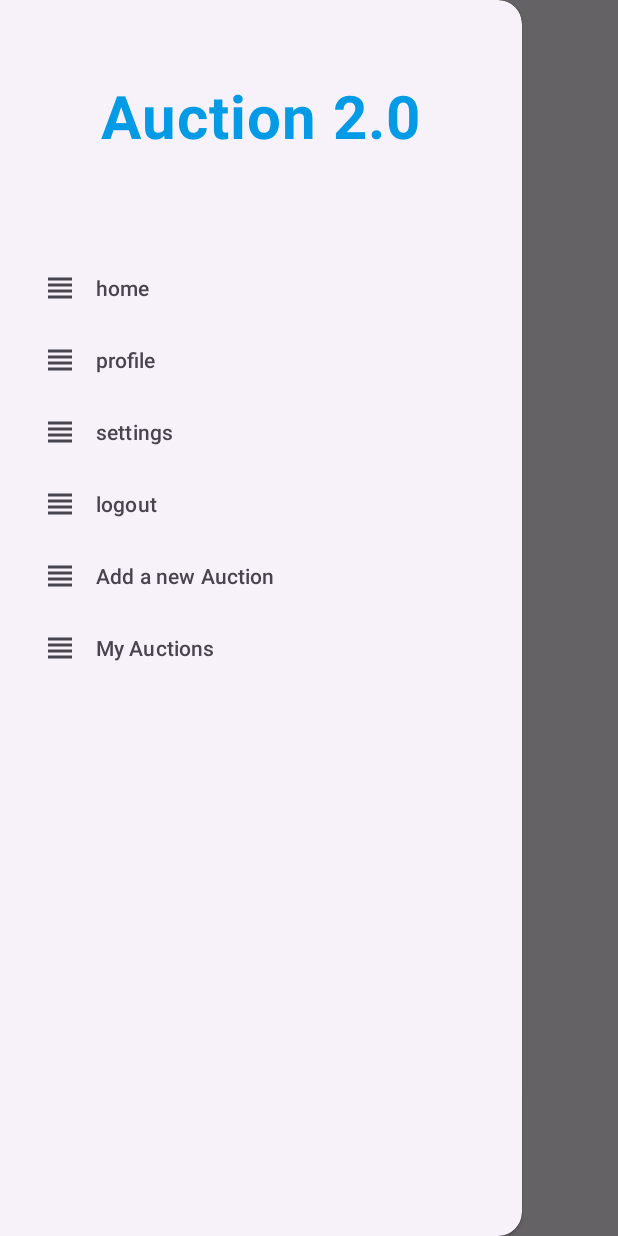
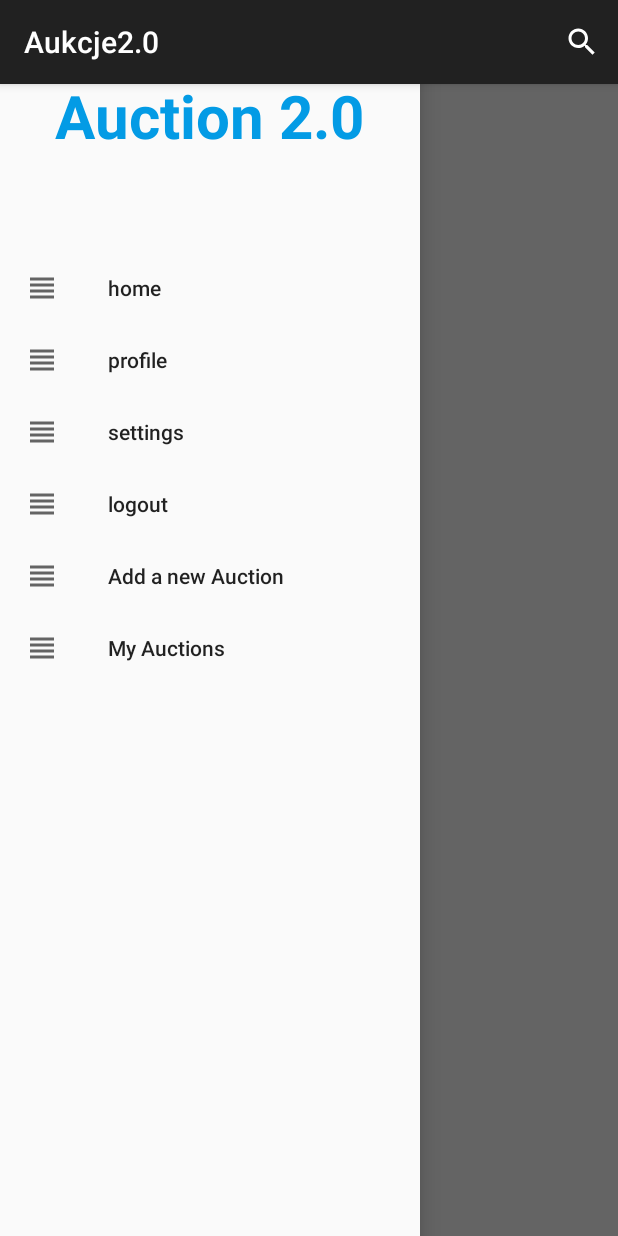
Before and after one commit to mtdph0en1x/Auction2.0, an Android app: the MainActivity screen opened directly, with no data from a screen before it, with the side drawer open, on a phone screen of 412 x 824 dp. Run offline under Robolectric (Android 15) with nearby library versions, the phone set to English and light mode, and no system bars; our stand-ins replace Firebase (no records; nobody signed in at launch, a user with empty details on screens opened directly).

Commit message:
Wyszukiwanie Aukcji

```diff
--- a/app/src/main/AndroidManifest.xml
+++ b/app/src/main/AndroidManifest.xml
@@ -12,7 +12,7 @@
         android:label="@string/app_name"
         android:roundIcon="@mipmap/ic_launcher_round"
         android:supportsRtl="true"
-        android:theme="@style/Theme.Material3.Light.NoActionBar"
+        android:theme="@style/Theme.AppCompat.Light.DarkActionBar"
         tools:targetApi="31">
         <activity
             android:name=".MyAuction"
--- a/app/src/main/java/com/example/aukcje20/MainActivity.kt
+++ b/app/src/main/java/com/example/aukcje20/MainActivity.kt
@@ -3,8 +3,9 @@ package com.example.aukcje20
 import android.annotation.SuppressLint
 import android.content.Intent
 import android.os.Bundle
+import android.view.Menu
 import android.widget.Toast
-
+import androidx.appcompat.widget.SearchView
 import androidx.appcompat.app.ActionBarDrawerToggle
 import androidx.appcompat.app.AppCompatActivity
 import androidx.drawerlayout.widget.DrawerLayout
@@ -14,14 +15,16 @@ import com.google.android.material.navigation.NavigationView
 import com.google.firebase.auth.FirebaseAuth
 import com.google.firebase.firestore.FirebaseFirestore
 import com.google.firebase.firestore.ktx.firestore
-import com.google.firebase.firestore.ktx.toObject
 import com.google.firebase.ktx.Firebase
 import kotlinx.android.synthetic.main.activity_main.*
+import java.util.*
+import kotlin.collections.ArrayList
 
 class MainActivity : AppCompatActivity() {
 
     private lateinit var recyclerView: RecyclerView
     private lateinit var auctionList: ArrayList<Auction>
+    private lateinit var tempAuctionList: ArrayList<Auction>
     private var db = Firebase.firestore
     private lateinit var auth: FirebaseAuth
 
@@ -37,15 +40,15 @@ class MainActivity : AppCompatActivity() {
         val navView: NavigationView = findViewById(R.id.nav_view)
 
 
+
+
         recyclerView = findViewById(R.id.recyclerView)
         recyclerView.layoutManager = GridLayoutManager(this,2)
 
-        auctionList = arrayListOf()
+        auctionList = arrayListOf<Auction>()
+        tempAuctionList = arrayListOf<Auction>()
 
         getAuctions()
-
-
-
 
         // Set up the navigation drawer menu
         navView.setNavigationItemSelectedListener {
@@ -83,6 +86,45 @@ class MainActivity : AppCompatActivity() {
         toggle.syncState()
     }
 
+    override fun onCreateOptionsMenu(menu: Menu?): Boolean {
+
+        menuInflater.inflate(R.menu.search_action,menu)
+
+        val item = menu?.findItem(R.id.search)
+        val searchView = item?.actionView as SearchView
+
+        searchView.setOnQueryTextListener(object : SearchView.OnQueryTextListener{
+            override fun onQueryTextSubmit(p0: String?): Boolean {
+                TODO("Not yet implemented")
+            }
+
+            override fun onQueryTextChange(p0: String?): Boolean {
+
+                tempAuctionList.clear()
+                val searchText = p0!!.lowercase(Locale.getDefault())
+                if(searchText.isNotEmpty()){
+                    auctionList.forEach{
+                        if(it.name?.lowercase(Locale.getDefault())?.contains(searchText) == true){
+                            tempAuctionList.add(it)
+                        }
+                    }
+                    recyclerView.adapter!!.notifyDataSetChanged()
+
+                }else{
+
+                    tempAuctionList.clear()
+                    tempAuctionList.addAll(auctionList)
+                    recyclerView.adapter!!.notifyDataSetChanged()
+
+                }
+
+                return false
+            }
+
+        })
+        return super.onCreateOptionsMenu(menu)
+    }
+
     private fun getAuctions() {
         db = FirebaseFirestore.getInstance()
         auth = FirebaseAuth.getInstance()
@@ -98,9 +140,12 @@ class MainActivity : AppCompatActivity() {
                         }
                     }
 
-                    val adapter = StartAuctionsAdapter(auctionList)
+                    tempAuctionList.addAll(auctionList)
 
+                    val adapter = StartAuctionsAdapter(tempAuctionList)
                     recyclerView.adapter = adapter
+
+
                     adapter.setOnItemClickListener(object: StartAuctionsAdapter.onItemClickListener{
                         override fun onItemClick(position: Int) {
                             //Toast.makeText(this@MainActivity,"STH $position",Toast.LENGTH_SHORT).show()
@@ -130,6 +175,4 @@ class MainActivity : AppCompatActivity() {
             super.onSupportNavigateUp()
         }
     }
-
-
 }
--- /dev/null
+++ b/app/src/main/res/drawable/baseline_search_24.xml
@@ -0,0 +1,5 @@
+<vector android:height="24dp" android:tint="#FFFFFF"
+    android:viewportHeight="24" android:viewportWidth="24"
+    android:width="24dp" xmlns:android="http://schemas.android.com/apk/res/android">
+    <path android:fillColor="@android:color/white" android:pathData="M15.5,14h-0.79l-0.28,-0.27C15.41,12.59 16,11.11 16,9.5 16,5.91 13.09,3 9.5,3S3,5.91 3,9.5 5.91,16 9.5,16c1.61,0 3.09,-0.59 4.23,-1.57l0.27,0.28v0.79l5,4.99L20.49,19l-4.99,-5zM9.5,14C7.01,14 5,11.99 5,9.5S7.01,5 9.5,5 14,7.01 14,9.5 11.99,14 9.5,14z"/>
+</vector>
--- a/app/src/main/res/layout/activity_main.xml
+++ b/app/src/main/res/layout/activity_main.xml
@@ -19,6 +19,7 @@
 
 
         <!-- Main content -->
+
         <FrameLayout
             android:id="@+id/content_frame"
             android:layout_width="match_parent"
@@ -32,6 +33,10 @@
 
         </FrameLayout>
 
+        <SearchView
+            android:layout_width="match_parent"
+            android:layout_height="match_parent" />
+
     </LinearLayout>
 
     <!-- Navigation drawer layout -->
--- a/app/src/main/res/menu/drawer_menu.xml
+++ b/app/src/main/res/menu/drawer_menu.xml
@@ -1,6 +1,8 @@
 <?xml version="1.0" encoding="utf-8"?>
-<menu xmlns:android="http://schemas.android.com/apk/res/android">
+<menu xmlns:android="http://schemas.android.com/apk/res/android"
+    xmlns:app="http://schemas.android.com/apk/res-auto">
     <group android:checkableBehavior="single">
+
         <item
             android:id="@+id/nav_home"
             android:icon="@drawable/outline_view_headline_24"
--- /dev/null
+++ b/app/src/main/res/menu/search_action.xml
@@ -0,0 +1,11 @@
+<?xml version="1.0" encoding="utf-8"?>
+<menu xmlns:android="http://schemas.android.com/apk/res/android"
+    xmlns:app="http://schemas.android.com/apk/res-auto">
+    <item
+        android:id="@+id/search"
+        android:title="Search"
+        android:icon="@drawable/baseline_search_24"
+        app:showAsAction="always|collapseActionView"
+        app:actionViewClass="androidx.appcompat.widget.SearchView" />
+
+</menu>
```
